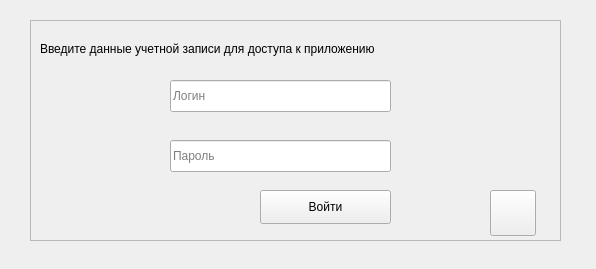
The window that UIes/Window_Enter.ui (JustFlushMe/REPROJECTF) describes before a commit, drawn with Qt 5.
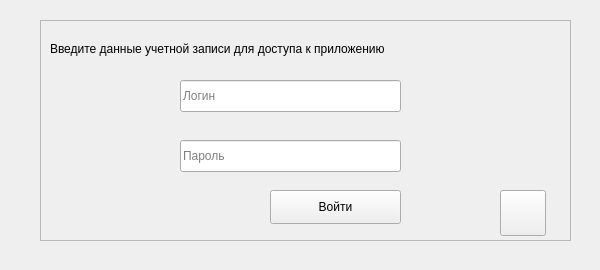
The same window after the commit. Icons and pictures are not drawn.

Patch:
```diff
--- a/UIes/Window_Enter.ui
+++ b/UIes/Window_Enter.ui
@@ -1,23 +1,22 @@
 <?xml version="1.0" encoding="UTF-8"?>
 <ui version="4.0">
- <class>Enter</class>
- <widget class="QMainWindow" name="Enter">
+ <class>Form</class>
+ <widget class="QWidget" name="Form">
   <property name="geometry">
    <rect>
     <x>0</x>
     <y>0</y>
-    <width>596</width>
-    <height>269</height>
+    <width>600</width>
+    <height>270</height>
    </rect>
   </property>
   <property name="windowTitle">
-   <string>Вход в систему</string>
+   <string>Form</string>
   </property>
-  <widget class="QWidget" name="centralwidget">
    <widget class="QFrame" name="frame_enter">
     <property name="geometry">
      <rect>
-      <x>30</x>
+     <x>40</x>
       <y>20</y>
       <width>531</width>
       <height>221</height>
@@ -124,7 +123,6 @@
        <height>30</height>
       </size>
      </property>
-    </widget>
    </widget>
   </widget>
  </widget>
```
Lines whose indentation alone changed are shown as unchanged.
